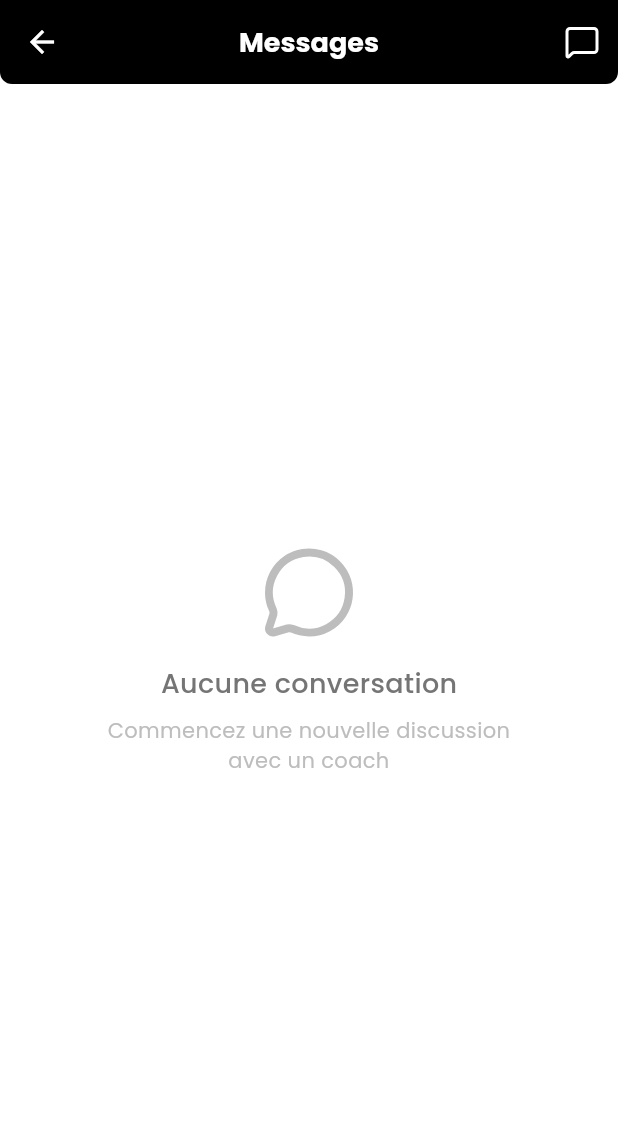
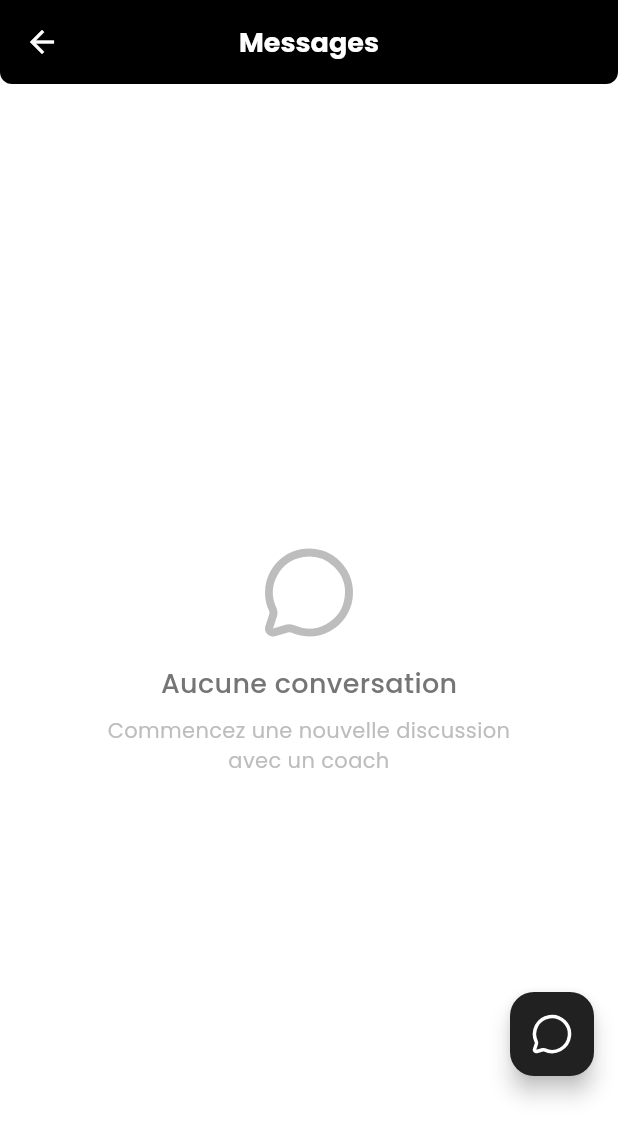
Before and after one commit to Donchaminade/CoachFlow, a Flutter app: the ChatListScreen screen opened directly, on a phone screen of 412 x 824 dp. Shown: the top 1139 px of the screen. Run offline on Flutter 3.47's test engine with Material 3 defaults, Android fonts, the phone set to English and light mode, and no system bars; our stand-ins replace flutter_animate, flutter_markdown, flutter_riverpod, flutter_tts, go_router, google_fonts and 4 more; missing offline and left inert: dart_openai; accounts and stored records are empty.

Commit message:
adding FAB button for new chat

```diff
--- a/lib/features/chat/ui/chat_list_screen.dart
+++ b/lib/features/chat/ui/chat_list_screen.dart
@@ -36,13 +36,6 @@ class ChatListScreen extends ConsumerWidget {
                 color: Colors.white,
               ),
             ),
-            actions: [
-              IconButton(
-                icon: const Icon(LucideIcons.messageSquare, color: Colors.white),
-                onPressed: () => _showNewChatDialog(context, ref),
-                tooltip: "Nouvelle discussion",
-              ),
-            ],
           ),
           conversationsAsync.when(
             data: (conversations) {
@@ -124,6 +117,19 @@ class ChatListScreen extends ConsumerWidget {
           ),
           const SliverToBoxAdapter(child: SizedBox(height: 100)),
         ],
+      ),
+      floatingActionButton: Padding(
+        padding: EdgeInsets.only(
+          bottom: MediaQuery.of(context).size.height * 0.11, // 11% from bottom
+        ),
+        child: FloatingActionButton(
+          onPressed: () => _showNewChatDialog(context, ref),
+          backgroundColor: Theme.of(context).colorScheme.primary,
+          foregroundColor: Theme.of(context).brightness == Brightness.dark
+              ? Colors.black
+              : Colors.white,
+          child: const Icon(LucideIcons.messageCircle, size: 28),
+        ),
       ),
     );
   }
```
